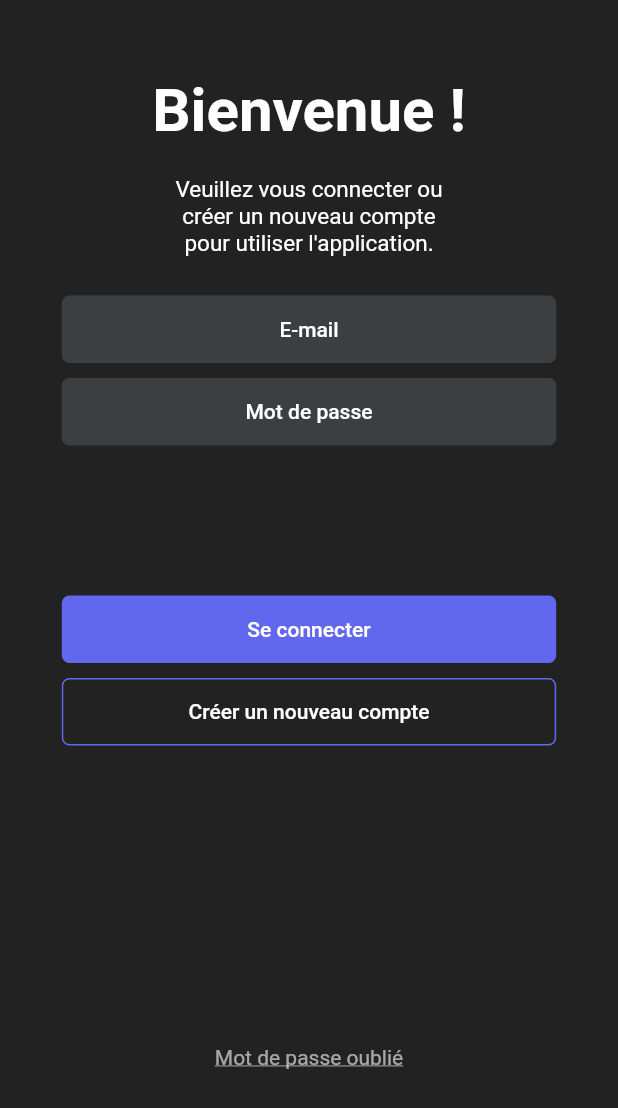
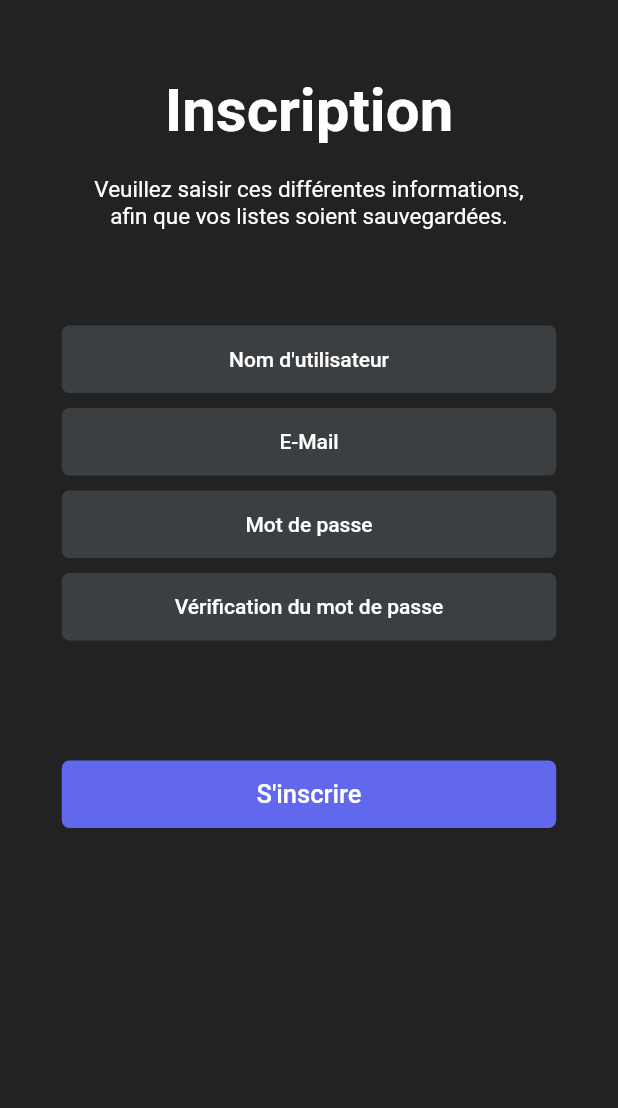
Before and after one commit to Hassna16/projetv2, a Flutter app: the screen it shows after launch, on a phone screen of 412 x 824 dp. Shown: the top 1108 px of the screen. Run offline on Flutter 3.47's test engine with Material 2 defaults, Android fonts, the light colour scheme and no system bars.

```diff
--- a/lib/main.dart
+++ b/lib/main.dart
@@ -44,7 +44,7 @@ class _MyHomePageState extends State<MyHomePage> {
 
   @override
   Widget build(BuildContext context) {
-
+/*
     return Scaffold(
       backgroundColor: Colors.black87,
       body:/*Stack (
@@ -208,6 +208,170 @@ class _MyHomePageState extends State<MyHomePage> {
 
       ),
       // This trailing comma makes auto-formatting nicer for build methods.
-    ));
+    ));*/
+  //PAGE INSCRIPTION 2
+    return Scaffold(
+        backgroundColor: Colors.black87,
+        body:
+        Align(
+          alignment: Alignment.topCenter,
+
+          child: FractionallySizedBox(
+            widthFactor: 0.8,
+
+
+            child: Column(
+
+
+              mainAxisSize: MainAxisSize.min,
+              children: <Widget>[
+
+                SizedBox.square(
+                  dimension: 50.0,
+                ),
+                Text( 'Inscription',
+                  style: TextStyle(
+                    fontWeight : FontWeight.w600,
+                    color: Colors.white,
+                    fontSize:40,
+
+
+                  ),
+
+                ),
+                SizedBox.square(
+                  dimension: 20.0,
+                ),
+                SizedBox(
+                    height:70,
+                    width: 300,
+                    child  : Text("Veuillez saisir ces différentes informations, "
+                        "afin que vos listes soient sauvegardées.",
+                      style: TextStyle(
+                        color: Colors.white,
+                        fontSize:15,),
+                      textAlign: TextAlign.center,
+
+                    )),
+
+                SizedBox.square(
+                  dimension: 30.0,
+                ),
+                SizedBox(
+                    height: 45,
+                    width: 1500,
+                    child  :TextButton(
+                        onPressed: () {},
+                        child: Row(
+                          children: [
+                            Expanded(child: Text("Nom d'utilisateur",textAlign: TextAlign.center)),
+
+                          ],
+                        ),  style: OutlinedButton.styleFrom(
+                      primary: Colors.white,
+                      shape:  RoundedRectangleBorder(borderRadius: BorderRadius.circular(5),),
+                      backgroundColor: Color.fromRGBO(60, 63, 65, 1.0),
+                    ))),
+
+                SizedBox.square(
+                  dimension: 10.0,
+                ),
+// MOT DE PASSE
+                SizedBox(
+                    height: 45,
+                    width: 1500,
+                    child  :TextButton(
+                        onPressed: () {},
+                        child: Row(
+                          children: [
+                            Expanded(child: Text('E-Mail',textAlign: TextAlign.center)),
+
+                          ],
+                        ),  style: OutlinedButton.styleFrom(
+                      primary: Colors.white,
+                      shape: RoundedRectangleBorder(borderRadius: BorderRadius.circular(5),),
+                      backgroundColor: Color.fromRGBO(60, 63, 65, 1.0),
+                    ))),
+
+
+                SizedBox.square(
+                  dimension: 10.0,
+                ),
+
+                SizedBox(
+                    height: 45,
+                    width: 1500,
+                    child  :TextButton(
+                        onPressed: () {},
+                        child: Row(
+                          children: [
+                            Expanded(child: Text('Mot de passe',textAlign: TextAlign.center)),
+
+                          ],
+                        ),  style: OutlinedButton.styleFrom(
+                      primary: Colors.white,
+                      shape: RoundedRectangleBorder(borderRadius: BorderRadius.circular(5),),
+                      backgroundColor: Color.fromRGBO(60, 63, 65, 1.0),
+                    ))),
+
+
+                SizedBox.square(
+                  dimension: 10.0,
+                ),
+
+                SizedBox(
+                    height: 45,
+                    width: 1500,
+                    child  :TextButton(
+                        onPressed: () {},
+                        child: Row(
+                          children: [
+                            Expanded(child: Text('Vérification du mot de passe',textAlign: TextAlign.center)),
+
+                          ],
+                        ),  style: OutlinedButton.styleFrom(
+                      primary: Colors.white,
+                      shape: RoundedRectangleBorder(borderRadius: BorderRadius.circular(5),),
+                      backgroundColor: Color.fromRGBO(60, 63, 65, 1.0),
+                    ))),
+
+                SizedBox.square(
+                  dimension: 80.0,
+                ),
+
+                SizedBox(
+                    height: 45,
+                    width: 1500,
+                    child  :TextButton(
+                        onPressed: () {},
+                        child: Row(
+                          children: [
+                            Expanded(child: Text("S'inscrire",
+                                style: TextStyle(
+                                  color: Colors.white,
+                                  fontSize:17,),
+                                textAlign: TextAlign.center)
+                            ),
+
+
+                          ],
+                        ),  style: OutlinedButton.styleFrom(
+                      primary: Colors.white,
+                      shape:  RoundedRectangleBorder(
+                        borderRadius: BorderRadius.circular(5),
+                      ),
+                      backgroundColor:Color.fromRGBO(97, 104, 237, 1.0),
+                    ))),
+
+
+
+
+
+              ],
+            ),
+
+          ),
+          // This trailing comma makes auto-formatting nicer for build methods.
+        ));
   }
 }
```
